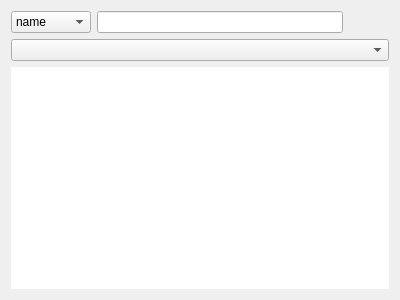
The window that widgets/StoreTab/available/listavailable.ui (abdulroufsidhu/bms) describes before a commit, drawn with Qt 5.
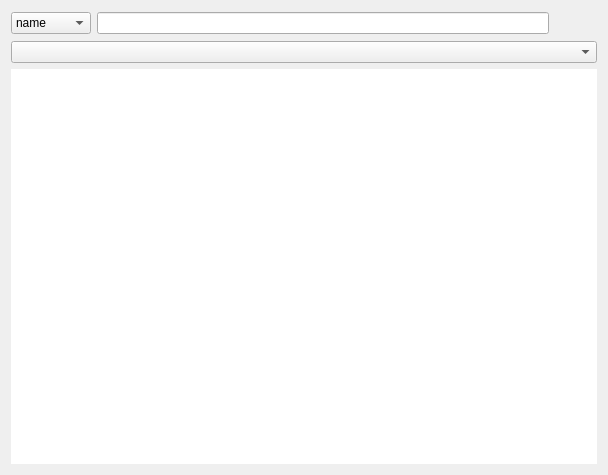
The same window after the commit. Icons and pictures are not drawn.

Patch:
```diff
--- a/widgets/StoreTab/available/listavailable.ui
+++ b/widgets/StoreTab/available/listavailable.ui
@@ -6,8 +6,8 @@
    <rect>
     <x>0</x>
     <y>0</y>
-    <width>400</width>
-    <height>300</height>
+    <width>608</width>
+    <height>475</height>
    </rect>
   </property>
   <property name="windowTitle">
@@ -51,6 +51,9 @@
        </item>
        <item>
         <widget class="QPushButton" name="btn_list_filter">
+         <property name="styleSheet">
+          <string notr="true">padding: 4px</string>
+         </property>
          <property name="text">
           <string/>
          </property>
```
Left out of the diff: 22 changed lines with no effect on the pictures.
